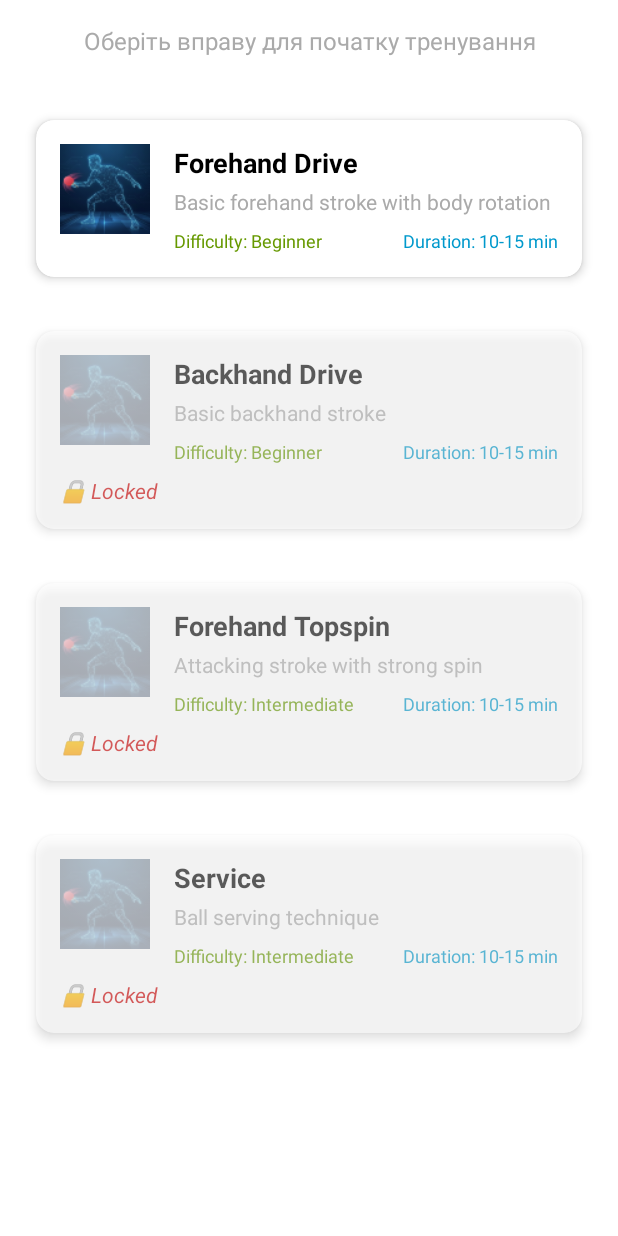
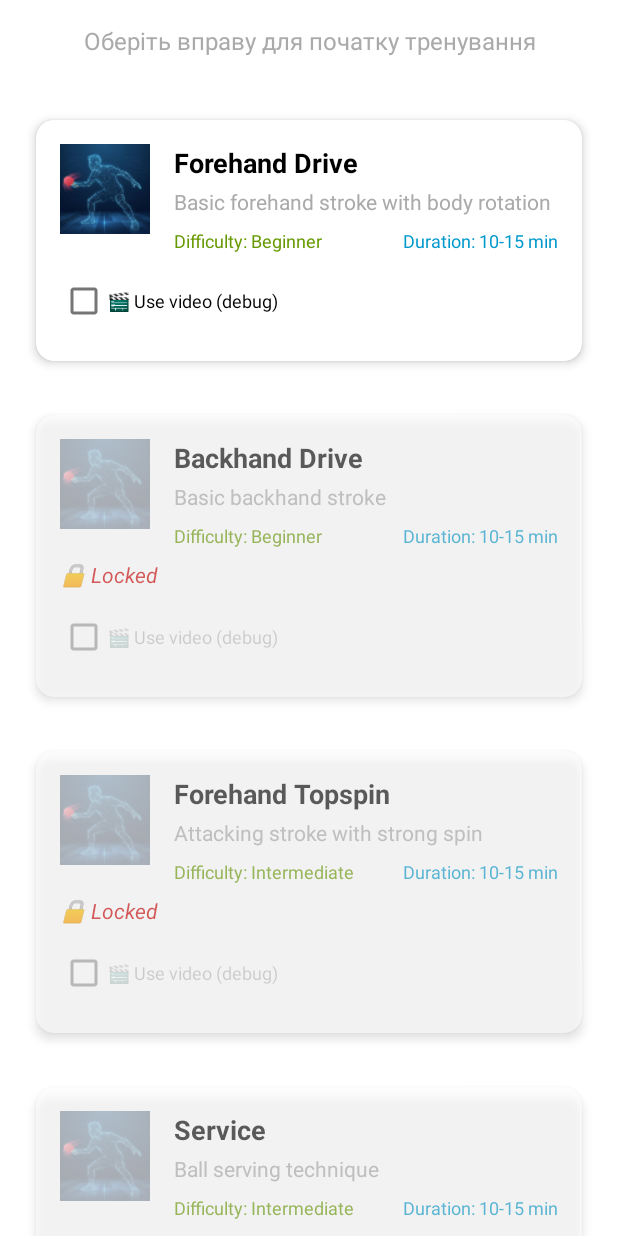
Before and after one commit to itsurkan/TT_Coach, an Android app: the screen it shows after launch (ExerciseSelectionActivity), after a tap on "🏓 START TRAINING", on a phone screen of 412 x 824 dp. Run offline under Robolectric (Android 15) with nearby library versions, the phone set to English and light mode, and no system bars.

Commit message:
Add debug video mode for exercise testing
- Added checkbox 'Use video (debug)' to exercise items
- Moved 'Forehand drive.mp4' to res/raw/forehand_drive.mp4
- Added useVideo flag to Exercise data class
- Updated ExerciseAdapter to handle checkbox state
- Modified TrainingActivity to load video instead of camera when checkbox is checked
- Video plays in loop with muted audio for debugging pose detection
- Added VideoView to training layout
- Build verified successful

```diff
--- a/app/src/main/java/com/google/mediapipe/examples/poselandmarker/ExerciseAdapter.kt
+++ b/app/src/main/java/com/google/mediapipe/examples/poselandmarker/ExerciseAdapter.kt
@@ -26,16 +26,24 @@ class ExerciseAdapter(
                 tvDifficulty.text = root.context.getString(R.string.difficulty_label, exercise.difficulty)
                 tvDuration.text = root.context.getString(R.string.duration_label, exercise.duration)
 
+                // Checkbox for debug video mode
+                cbUseVideo.isChecked = exercise.useVideo
+                cbUseVideo.setOnCheckedChangeListener { _, isChecked ->
+                    exercise.useVideo = isChecked
+                }
+
                 // Lock status display
                 if (exercise.isLocked) {
                     tvLockStatus.text = root.context.getString(R.string.lock_icon)
                     tvLockStatus.visibility = android.view.View.VISIBLE
                     root.alpha = 0.6f
                     ivExerciseIcon.alpha = 0.5f
+                    cbUseVideo.isEnabled = false
                 } else {
                     tvLockStatus.visibility = android.view.View.GONE
                     root.alpha = 1.0f
                     ivExerciseIcon.alpha = 1.0f
+                    cbUseVideo.isEnabled = true
                 }
 
                 root.setOnClickListener {
--- a/app/src/main/java/com/google/mediapipe/examples/poselandmarker/ExerciseSelectionActivity.kt
+++ b/app/src/main/java/com/google/mediapipe/examples/poselandmarker/ExerciseSelectionActivity.kt
@@ -90,6 +90,7 @@ class ExerciseSelectionActivity : BaseActivity() {
         val intent = Intent(this, TrainingActivity::class.java).apply {
             putExtra("EXERCISE_ID", exercise.id)
             putExtra("EXERCISE_NAME", exercise.name)
+            putExtra("USE_VIDEO", exercise.useVideo)
         }
         startActivity(intent)
     }
@@ -112,5 +113,6 @@ data class Exercise(
     val description: String,
     val difficulty: String,
     val duration: String,
-    val isLocked: Boolean = false
+    val isLocked: Boolean = false,
+    var useVideo: Boolean = false
 )
--- a/app/src/main/res/layout/item_exercise.xml
+++ b/app/src/main/res/layout/item_exercise.xml
@@ -93,6 +93,18 @@
             app:layout_constraintStart_toStartOf="parent"
             app:layout_constraintTop_toBottomOf="@id/tv_difficulty" />
 
+        <!-- Debug: Use Video Checkbox -->
+        <CheckBox
+            android:id="@+id/cb_use_video"
+            android:layout_width="0dp"
+            android:layout_height="wrap_content"
+            android:layout_marginTop="8dp"
+            android:text="@string/use_video_debug"
+            android:textSize="12sp"
+            app:layout_constraintEnd_toEndOf="parent"
+            app:layout_constraintStart_toStartOf="parent"
+            app:layout_constraintTop_toBottomOf="@id/tv_lock_status" />
+
     </androidx.constraintlayout.widget.ConstraintLayout>
 
 </com.google.android.material.card.MaterialCardView>
--- a/app/src/main/res/values/strings.xml
+++ b/app/src/main/res/values/strings.xml
@@ -16,6 +16,7 @@
 -->
 <resources>
     <string name="app_name">TT AI Coach 1</string>
+    <string name="use_video_debug">🎬 Use video (debug)</string>
 
     <string name="media_pipe">MediaPipe</string>
 
```
Also changed, not shown: app/src/main/java/com/google/mediapipe/examples/poselandmarker/TrainingActivity.kt (+36 -6 lines), app/src/main/res/layout/activity_training.xml (+11 -0 lines), 2 other files.
